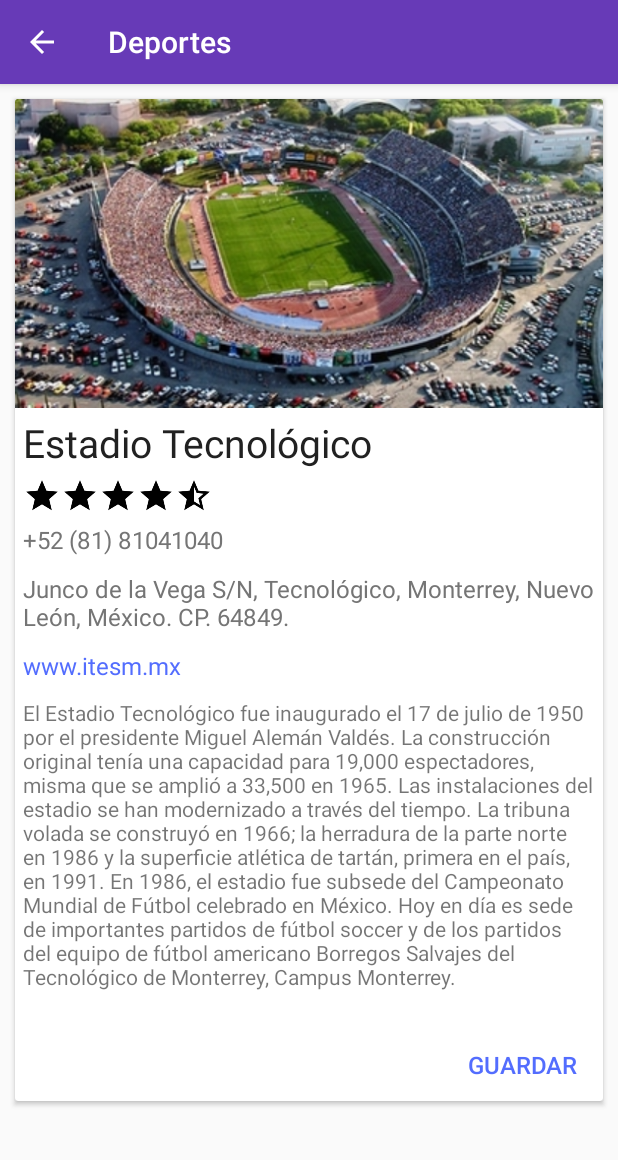
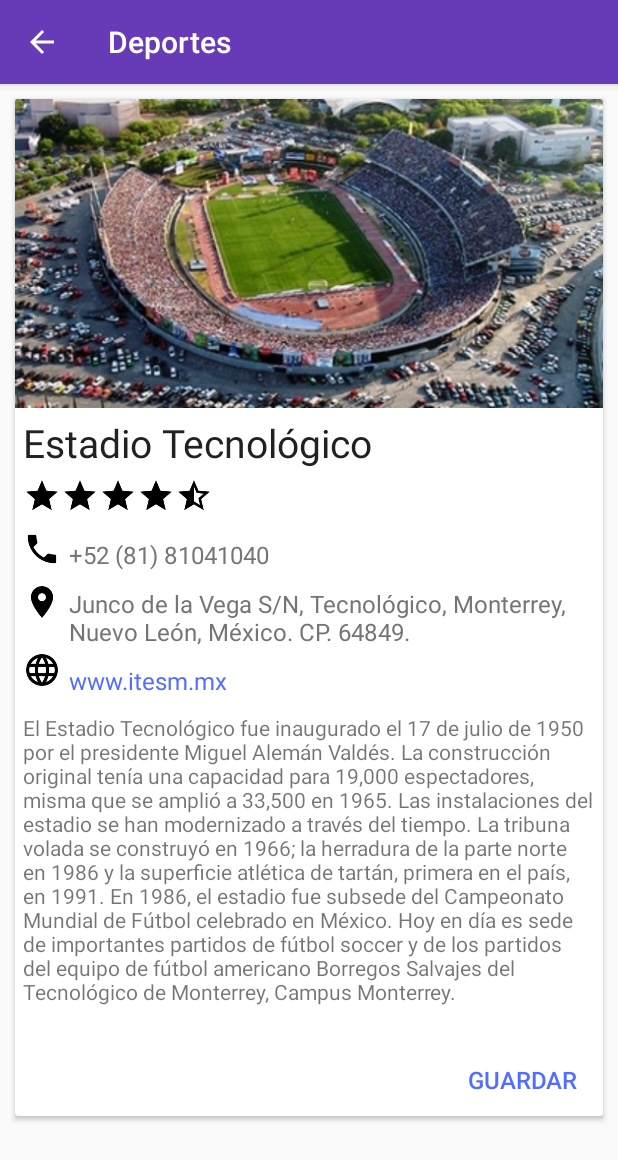
Before and after one commit to divancontreras/NuevoLeonTravel, an Android app: the InterestActivity screen opened directly, with no data from a screen before it, on a phone screen of 412 x 824 dp. Shown: the top 1160 px of the screen. Run offline under Robolectric (Android 15) with nearby library versions, the light colour scheme and no system bars.

Commit message:
agregar samamada

```diff
--- a/NuevoLeonTravel/app/src/main/res/layout/place_card.xml
+++ b/NuevoLeonTravel/app/src/main/res/layout/place_card.xml
@@ -83,33 +83,59 @@
                 android:text="4.3/5"
                 android:textColor="@color/colorPrimary"
                 android:visibility="gone"/>
-
+            <ImageView
+                android:id="@+id/interes_phone_icon"
+                android:layout_width="25dp"
+                android:layout_height="25dp"
+                android:layout_marginTop="10dp"
+                android:layout_marginLeft="5dp"
+                android:layout_below="@id/interes_star1"
+                android:src="@drawable/ic_call_black_24dp"/>
             <TextView
                 android:id="@+id/interes_phone"
+                android:layout_marginTop="10dp"
                 android:layout_width="wrap_content"
                 android:layout_height="wrap_content"
+                android:layout_toRightOf="@id/interes_phone_icon"
                 android:layout_below="@id/interes_star1"
                 android:text="@string/golfHerradura_phone"
                 android:textSize="16sp"
                 android:padding="5dp"
                 android:textColor="@color/secondaryText"/>
 
-
+            <ImageView
+                android:id="@+id/interes_location_icon"
+                android:layout_width="25dp"
+                android:layout_height="25dp"
+                android:layout_marginTop="10dp"
+                android:layout_marginLeft="5dp"
+                android:layout_below="@id/interes_phone_icon"
+                android:src="@drawable/ic_location_on_black_24dp"/>
             <TextView
                 android:id="@+id/interes_address"
                 android:layout_width="wrap_content"
                 android:layout_height="wrap_content"
                 android:layout_below="@id/interes_phone"
+                android:layout_toRightOf="@id/interes_location_icon"
                 android:text="@string/golfHerradura_address"
                 android:textSize="16sp"
                 android:padding="5dp"
                 android:textColor="@color/secondaryText"/>
+            <ImageView
+                android:id="@+id/interes_web_icon"
+                android:layout_width="25dp"
+                android:layout_height="25dp"
+                android:layout_marginTop="20dp"
+                android:layout_marginLeft="5dp"
+                android:layout_below="@id/interes_location_icon"
+                android:src="@drawable/ic_language_black_24dp"/>
 
             <TextView
                 android:id="@+id/interes_website"
                 android:layout_width="wrap_content"
                 android:layout_height="wrap_content"
                 android:layout_below="@id/interes_address"
+                android:layout_toRightOf="@id/interes_web_icon"
                 android:text="www.laherradura.com.mx"
                 android:textSize="16sp"
                 android:padding="5dp"
```
Also changed, not shown: NuevoLeonTravel/app/src/main/res/drawable-v21/ic_call_black_24dp.png (added), NuevoLeonTravel/app/src/main/res/drawable/ic_language_black_24dp.png (added), NuevoLeonTravel/app/src/main/res/drawable/ic_location_on_black_24dp.png (added).
